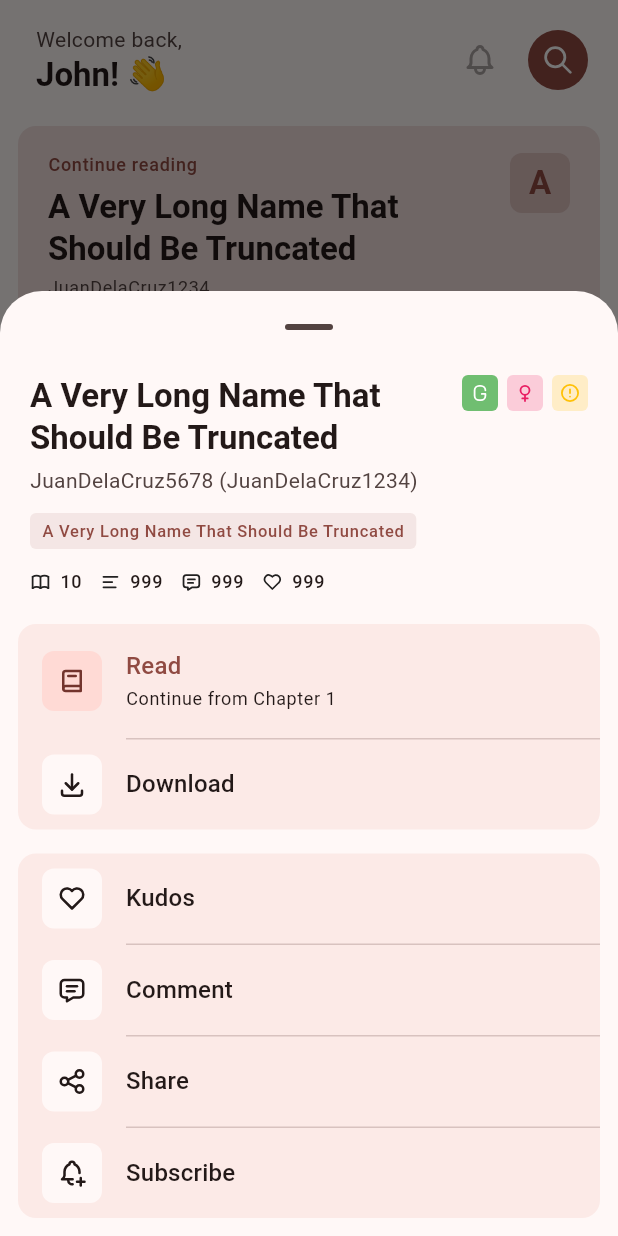
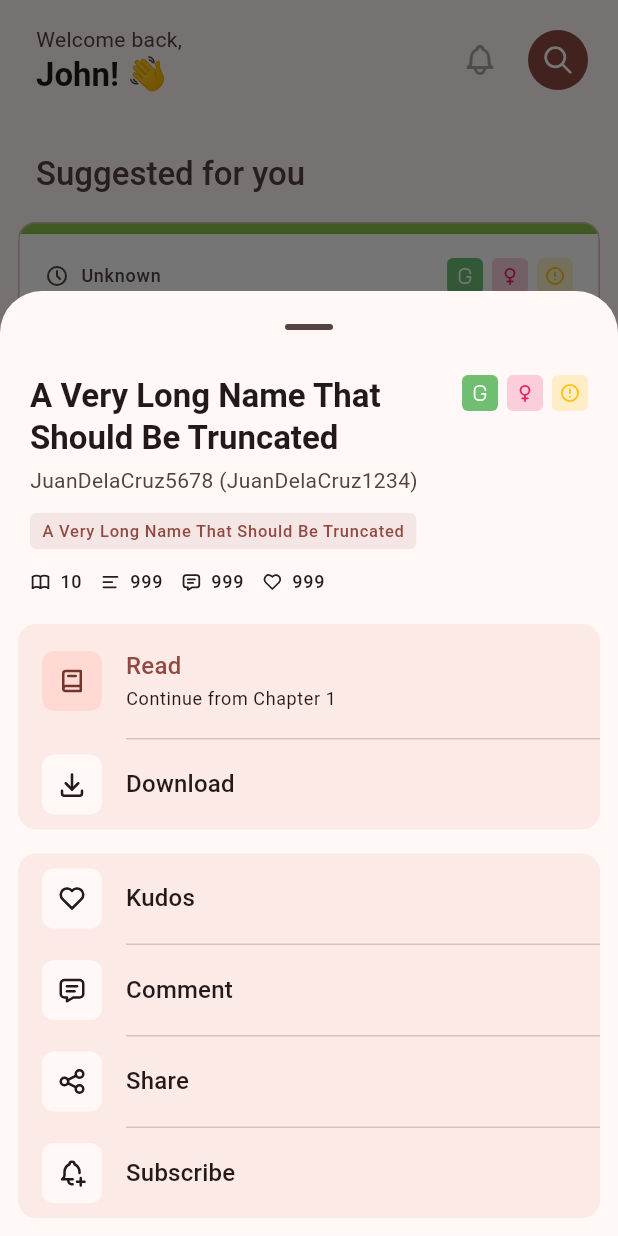
Before and after one commit to TenSeventy7/Archiverse, a Flutter app: the screen it shows after launch, after a tap on an icon or button, on a phone screen of 412 x 824 dp. Run offline on Flutter 3.47's test engine with Material 3 defaults, Android fonts, the phone set to English and light mode, and no system bars; drawn by our look-alikes of dynamic_color, skeletonizer; our stand-ins replace cached_network_image, device_info_plus, drift, flutter_tabler_icons, flutter_widget_from_html, google_fonts and 3 more; missing offline and left inert: alphabet_list_view, enhanced_future_builder, flutter_floating_bottom_bar, relative_time; accounts and stored records are empty; generated files the repository leaves out were written again; statements that could not run were skipped; project files that could hold a hidden picture were left out.

Commit message:
components/continue_reading_card: Connect continue reading card to database
Signed-off-by: John Vincent Corcega <git@tenseventyseven.xyz>

```diff
--- a/lib/components/continue_reading_card.dart
+++ b/lib/components/continue_reading_card.dart
@@ -1,20 +1,55 @@
-import 'package:archiverse/components/padded_column.dart';
+import 'package:archiverse/api.dart';
 import 'package:archiverse/extensions/context.dart';
 import 'package:archiverse/models/read_history.dart';
-import 'package:archiverse/models/work.dart';
+import 'package:archiverse/views/activity_reader.dart';
 import 'package:flutter/material.dart';
 
-class ContinueReadingCard extends StatelessWidget {
-  final Work work;
-  final ReadHistory history;
-  const ContinueReadingCard({
-    super.key,
-    required this.work,
-    required this.history,
-  });
+class ContinueReadingCard extends StatefulWidget {
+  const ContinueReadingCard({super.key});
+
+  @override
+  State<ContinueReadingCard> createState() => _ContinueReadingCardState();
+}
+
+class _ContinueReadingCardState extends State<ContinueReadingCard> {
+  ReadHistory? _readHistory;
+  bool _isLoading = true;
+
+  @override
+  void initState() {
+    super.initState();
+    _loadReadHistory();
+  }
+
+  Future<void> _loadReadHistory() async {
+    try {
+      final history = await AppApi().getMostRecentReadHistory();
+      if (mounted) {
+        setState(() {
+          _readHistory = history;
+          _isLoading = false;
+        });
+      }
+    } catch (e) {
+      if (mounted) {
+        setState(() {
+          _readHistory = null;
+          _isLoading = false;
+        });
+      }
+    }
+  }
 
   @override
   Widget build(BuildContext context) {
+    if (_isLoading) {
+      return const SizedBox.shrink();
+    }
+
+    if (_readHistory == null) {
+      return const SizedBox.shrink();
+    }
+
     final colorScheme = Theme.of(context).colorScheme;
     final textTheme = context.textTheme;
 
@@ -22,7 +57,13 @@ class ContinueReadingCard extends StatelessWidget {
       child: InkWell(
         borderRadius: BorderRadius.circular(16),
         onTap: () {
-          // Add navigation to continue reading
+          context.navigator.pushNamed(
+            ReaderActivity.routeName,
+            arguments: {
+              "work": _readHistory!.work,
+              "chapter": _readHistory!.chapter,
+            },
+          );
         },
         child: Padding(
           padding: const EdgeInsets.symmetric(horizontal: 20.0, vertical: 18.0),
@@ -47,7 +88,7 @@ class ContinueReadingCard extends StatelessWidget {
                         ),
                         const SizedBox(height: 6.0),
                         Text(
-                          work.title,
+                          _readHistory!.work.title,
                           style: textTheme.titleLarge?.copyWith(
                             fontWeight: FontWeight.w600,
                           ),
@@ -56,7 +97,9 @@ class ContinueReadingCard extends StatelessWidget {
                         ),
                         const SizedBox(height: 4.0),
                         Text(
-                          work.authors.map((author) => author.name).join(", "),
+                          _readHistory!.work.authors
+                              .map((author) => author.name)
+                              .join(", "),
                           style: textTheme.bodySmall?.copyWith(
                             color: colorScheme.onSurfaceVariant,
                           ),
@@ -77,7 +120,7 @@ class ContinueReadingCard extends StatelessWidget {
                     ),
                     alignment: Alignment.center,
                     child: Text(
-                      work.title[0].toUpperCase(),
+                      _readHistory!.work.title[0].toUpperCase(),
                       style: textTheme.titleLarge?.copyWith(
                         color: colorScheme.primary,
                         fontWeight: FontWeight.bold,
@@ -93,13 +136,17 @@ class ContinueReadingCard extends StatelessWidget {
                 mainAxisAlignment: MainAxisAlignment.spaceBetween,
                 children: [
                   Text(
-                    "Chapter ${history.position} of ${work.totalChapters}",
+                    _readHistory!.chapter != null
+                        ? "Chapter ${_readHistory!.chapter!.chapter} of ${_readHistory!.work.totalChapters ?? '?'}"
+                        : _readHistory!.work.oneshot
+                        ? "One-shot"
+                        : "Chapter 1 of ${_readHistory!.work.totalChapters ?? '?'}",
                     style: textTheme.labelMedium?.copyWith(
                       color: colorScheme.onSurfaceVariant,
                     ),
                   ),
                   Text(
-                    "${(history.completion * 100).toInt()}%",
+                    "${(_readHistory!.completion * 100).toInt()}%",
                     style: textTheme.labelMedium?.copyWith(
                       color: colorScheme.primary,
                       fontWeight: FontWeight.bold,
@@ -111,7 +158,7 @@ class ContinueReadingCard extends StatelessWidget {
               // Custom styled progress indicator
               const SizedBox(height: 8.0),
               LinearProgressIndicator(
-                value: history.completion,
+                value: _readHistory!.completion,
                 borderRadius: BorderRadius.circular(24),
                 backgroundColor: colorScheme.surfaceContainerLow,
                 minHeight: 10,
--- a/lib/views/home/fragment_discover.dart
+++ b/lib/views/home/fragment_discover.dart
@@ -24,8 +24,8 @@ class _DiscoverFragmentState extends State<DiscoverFragment> {
         return <Widget>[
           DiscoverHeader(
             userName: "John",
-            onSearchTap:
-                () => context.navigator.pushNamed(SearchActivity.routeName),
+            onSearchTap: () =>
+                context.navigator.pushNamed(SearchActivity.routeName),
           ),
         ];
       },
@@ -36,10 +36,7 @@ class _DiscoverFragmentState extends State<DiscoverFragment> {
             padding: context.horizontalPadding,
             sliver: SliverList.list(
               children: [
-                ContinueReadingCard(
-                  work: Fillers.work,
-                  history: Fillers.history,
-                ),
+                ContinueReadingCard(),
 
                 TextHeader.large(title: "Suggested for you"),
                 // Dummy works
--- a/lib/views/library/all_tab.dart
+++ b/lib/views/library/all_tab.dart
@@ -2,7 +2,6 @@ import 'package:archiverse/components/cards/work_card.dart';
 import 'package:archiverse/components/continue_reading_card.dart';
 import 'package:archiverse/components/text_header.dart';
 import 'package:archiverse/extensions/context.dart';
-import 'package:archiverse/models/work.dart';
 import 'package:archiverse/placeholders.dart';
 import 'package:flutter/material.dart';
 
@@ -28,7 +27,7 @@ class LibraryAllTab extends StatelessWidget {
               ),
 
               // A single continue reading card
-              ContinueReadingCard(work: Fillers.work, history: Fillers.history),
+              ContinueReadingCard(),
 
               // Recently Added Section
               TextHeader.medium(
```
